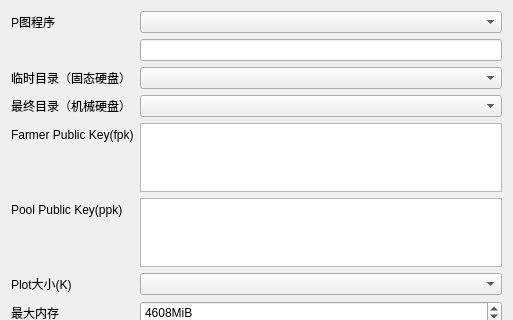
Before: the Qt Designer form ui/CreatePlotDialog.ui in penglecn/ChiaTools, drawn with Qt 5; both pictures show x 0 to 513 and y 0 to 320 of the 513 by 552 pixel window.
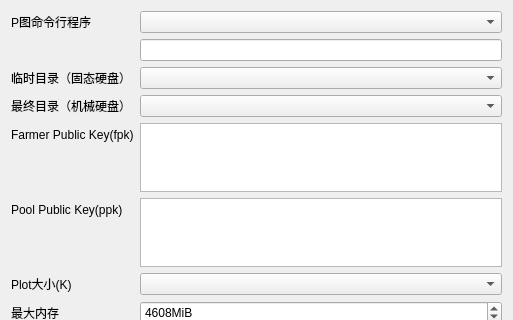
After: the same form once the commit is applied.

Commit message: 默认使用钱包命令行

The edit to the form file:
```diff
--- a/ui/CreatePlotDialog.ui
+++ b/ui/CreatePlotDialog.ui
@@ -187,7 +187,7 @@
      <item row="0" column="0">
       <widget class="QLabel" name="label_10">
        <property name="text">
-        <string>P图程序</string>
+        <string>P图命令行程序</string>
        </property>
       </widget>
      </item>
```
The commit also changes 1 other file.
